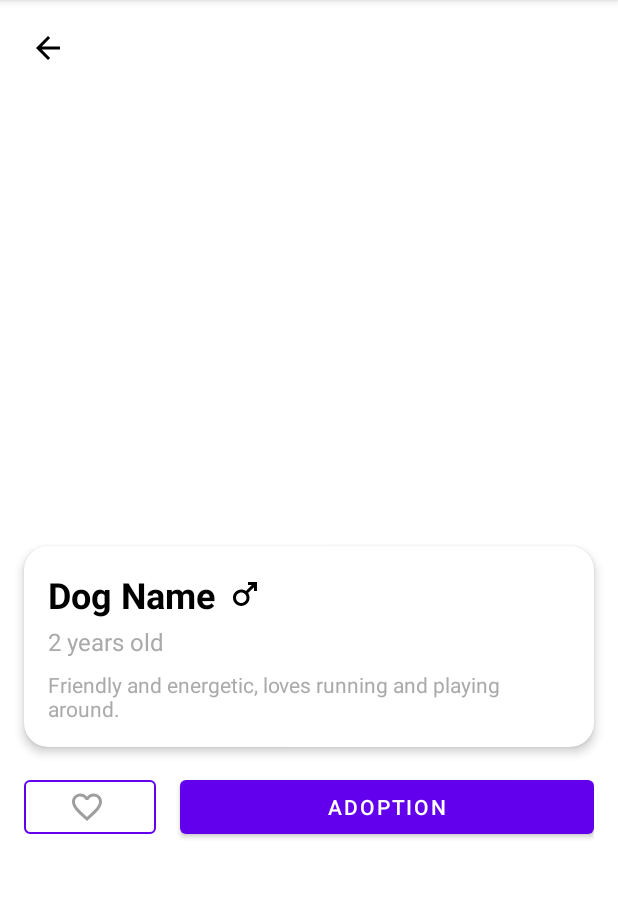
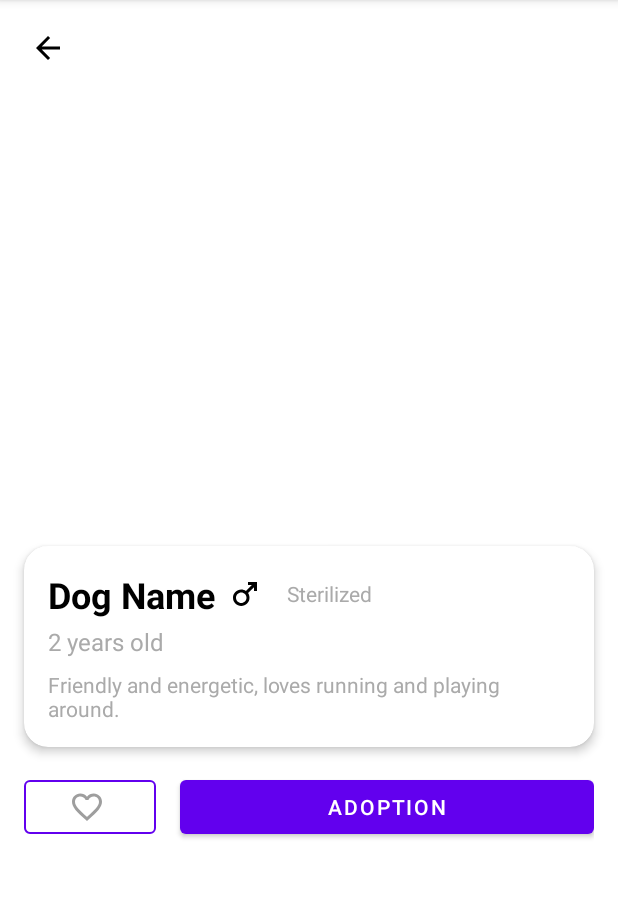
Before and after one commit to Roo55/AdoptADog-DispositiviMobili, an Android app: the DogDetailActivity screen opened directly, with no data from a screen before it, on a phone screen of 412 x 824 dp, the part 84-982 px from its top. Run offline under Robolectric (Android 15) with nearby library versions, the phone set to English and light mode, and no system bars; our stand-ins replace Room's generated code; libraries missing offline, so code that uses them is left out: com.google.mlkit.nl; pictures from the network do not load; 4 statements that could not run were skipped.

Commit message:
Aggiunta funzionalità per cui nel dettaglio del cane selezionato viene visualizzato un riquadro che indica se è sterilizzato o meno

```diff
--- a/app/src/main/java/com/example/adoptadog/api/ApiService.java
+++ b/app/src/main/java/com/example/adoptadog/api/ApiService.java
@@ -11,7 +11,6 @@ import retrofit2.http.Path;
 
 public interface ApiService {
 
-    // Endpoint to fetch dogs by type (no token needed)
     @GET("api/animales/tipo/perro")
     Call<DogResponse> getDogs();
 }
--- a/app/src/main/java/com/example/adoptadog/database/DogDatabase.java
+++ b/app/src/main/java/com/example/adoptadog/database/DogDatabase.java
@@ -7,7 +7,7 @@ import androidx.room.Room;
 import androidx.room.RoomDatabase;
 
 import com.example.adoptadog.models.Dog;
-@Database(entities = {Dog.class}, version = 1)
+@Database(entities = {Dog.class}, version = 2)
 public abstract class DogDatabase extends RoomDatabase {
 
     private static volatile DogDatabase INSTANCE; // Variable para almacenar la instancia
--- a/app/src/main/java/com/example/adoptadog/models/DogResponse.java
+++ b/app/src/main/java/com/example/adoptadog/models/DogResponse.java
@@ -8,7 +8,6 @@ public class DogResponse {
     @SerializedName("data")
     private List<Dog> dogs;
 
-    // Getter and Setter
     public List<Dog> getDogs() {
         return dogs;
     }
--- /dev/null
+++ b/app/src/main/res/drawable/sterilized_status_no.xml
@@ -0,0 +1,4 @@
+<shape xmlns:android="http://schemas.android.com/apk/res/android">
+    <solid android:color="#F44336" />
+    <corners android:radius="12dp" />
+</shape>
--- /dev/null
+++ b/app/src/main/res/drawable/sterilized_status_yes.xml
@@ -0,0 +1,4 @@
+<shape xmlns:android="http://schemas.android.com/apk/res/android">
+    <solid android:color="#4CAF50" /> <!-- Verde -->
+    <corners android:radius="12dp" /> <!-- Bordes redondeados -->
+</shape>
--- a/app/src/main/res/layout/activity_dog_detail.xml
+++ b/app/src/main/res/layout/activity_dog_detail.xml
@@ -70,6 +70,34 @@
                         android:layout_height="24dp"
                         android:layout_marginStart="8dp"
                         android:src="@drawable/ic_macho" />
+
+                    <!-- Esterilizado -->
+                    <LinearLayout
+                        android:layout_width="wrap_content"
+                        android:layout_height="wrap_content"
+                        android:orientation="horizontal"
+                        android:gravity="center"
+                        android:layout_marginStart="16dp">
+
+                        <com.google.android.material.textview.MaterialTextView
+                            android:id="@+id/tvSterilizedLabel"
+                            android:layout_width="wrap_content"
+                            android:layout_height="wrap_content"
+                            android:text="Sterilized"
+                            android:textSize="14sp"
+                            android:textColor="@android:color/darker_gray"
+                            android:layout_marginEnd="8dp" />
+
+                        <TextView
+                            android:id="@+id/tvSterilizedStatus"
+                            android:layout_width="40dp"
+                            android:layout_height="24dp"
+                            android:gravity="center"
+                            android:text="YES"
+                            android:textColor="@android:color/white"
+                            android:textSize="12sp"
+                            android:textStyle="bold" />
+                    </LinearLayout>
                 </LinearLayout>
 
                 <!-- Edad -->
--- a/app/src/main/res/values/themes.xml
+++ b/app/src/main/res/values/themes.xml
@@ -1,7 +1,7 @@
 <resources xmlns:tools="http://schemas.android.com/tools">
     <!-- Base application theme. -->
     <style name="Theme.AdoptADog" parent="Theme.MaterialComponents.DayNight.DarkActionBar">
-        <!-- Personalización del tema -->
+
         <item name="colorPrimary">@color/purple_500</item>
         <item name="colorPrimaryVariant">@color/purple_700</item>
         <item name="colorOnPrimary">@color/white</item>
```
Also changed, not shown: app/src/main/java/com/example/adoptadog/database/DogDAO.java (+0 -7 lines), app/src/main/java/com/example/adoptadog/models/Dog.java (+14 -1 lines), app/src/main/java/com/example/adoptadog/ui/details/DogDetailActivity.java (+89 -58 lines), app/src/main/java/com/example/adoptadog/ui/main/MainActivity.java (+4 -9 lines).
